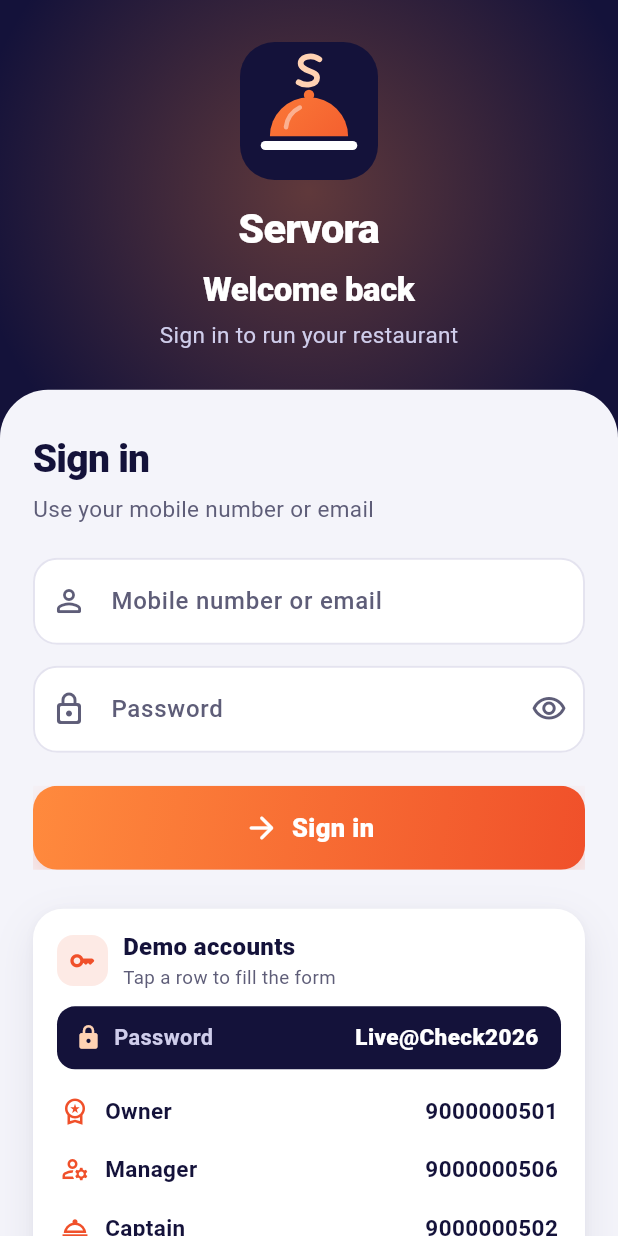
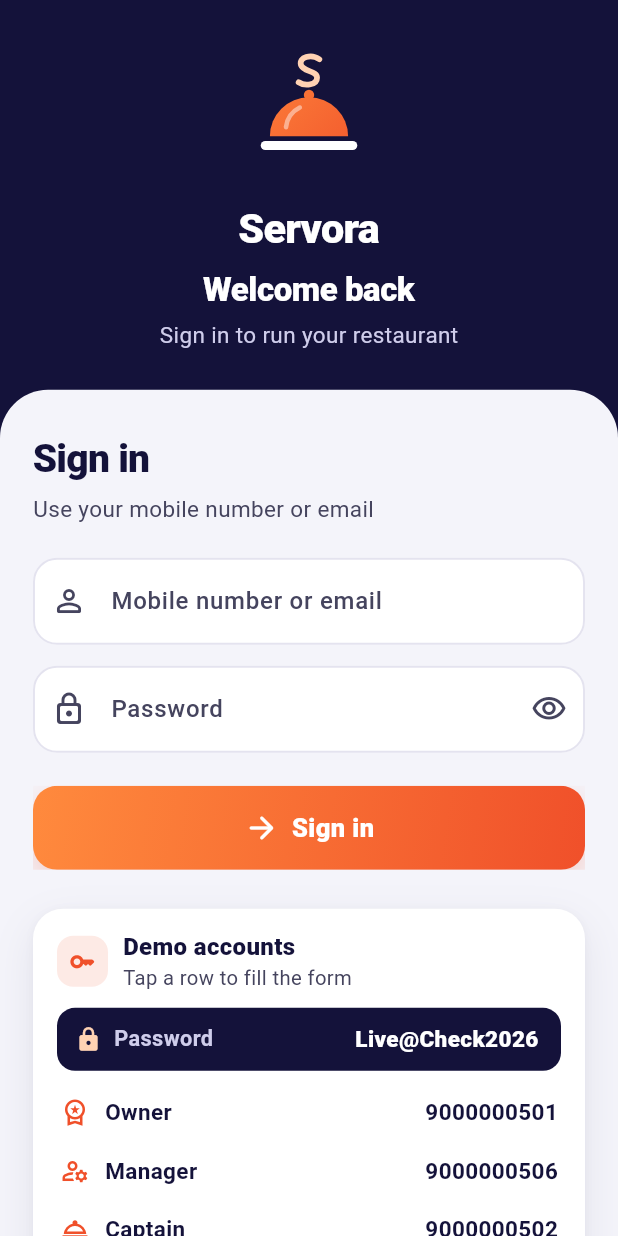
Before and after one commit to tinostechai-lgtm/hotelmanagement, a Flutter app: the screen it shows after launch, on a phone screen of 412 x 824 dp. Run offline on Flutter 3.47's test engine with Material 3 defaults, Android fonts, the phone set to English and light mode, and no system bars; our stand-ins replace geolocator, shared_preferences; missing offline and left inert: mobile_scanner, print_bluetooth_thermal.

Commit message:
Android app: readable everywhere + updates that actually install
Readability:
- Higher-contrast text: darker secondary grey, no 70%-white text, no text
  under 12-13px; pill labels use a dark shade of their colour
- Removed the glow and watermark icons that sat behind text on home/login
- Darker module tile gradients so white text stays legible in daylight
- Respect Android font size but cap it at 115% so layouts don't break;
  light theme forced and Android 'force dark' disabled (MIUI/Samsung)
- Order bar: 'Send KOT' / 'Bill' icon buttons no longer squeeze into
  vertical letters; kitchen timers show '1h 05m' instead of '65:00';
  station picker moved out of the title; short delivery stat labels;
  visible switch track when off

Installs:
- Every CI build is now signed with the same Servora key (was a new random
  key per build, so Android refused to update an installed app)

Co-Authored-By: Claude Opus 5.5 <noreply@anthropic.com>
Claude-Session: https://claude.ai/code/session_01Gr1tPfvvRgpgoyKRUkQf8U

```diff
--- a/mobile/lib/brand/theme.dart
+++ b/mobile/lib/brand/theme.dart
@@ -17,7 +17,7 @@ class Brand {
   static const Color info = Color(0xFF3B82F6);
   static const Color violet = Color(0xFF7C3AED);
   static const Color teal = Color(0xFF0EA5A4);
-  static const Color muted = Color(0xFF5E5D78);
+  static const Color muted = Color(0xFF45445E);
   static const Color line = Color(0xFFE4E3EF);
 
   static const LinearGradient gradient = LinearGradient(
@@ -74,7 +74,7 @@ ThemeData buildServoraTheme() {
         titleMedium: const TextStyle(fontSize: 16, fontWeight: FontWeight.w700, color: Brand.ink),
         bodyLarge: const TextStyle(fontSize: 16, color: Brand.ink),
         bodyMedium: const TextStyle(fontSize: 14.5, color: Brand.ink),
-        bodySmall: const TextStyle(fontSize: 12.5, color: Brand.muted),
+        bodySmall: const TextStyle(fontSize: 13.5, color: Brand.muted),
       );
   return base.copyWith(
     scaffoldBackgroundColor: Brand.background,
@@ -210,8 +210,9 @@ ThemeData buildServoraTheme() {
       textStyle: TextStyle(color: Brand.ink, fontSize: 15, fontWeight: FontWeight.w600),
     ),
     switchTheme: SwitchThemeData(
-      thumbColor: WidgetStateProperty.resolveWith((s) => s.contains(WidgetState.selected) ? Colors.white : null),
-      trackColor: WidgetStateProperty.resolveWith((s) => s.contains(WidgetState.selected) ? Brand.success : null),
+      thumbColor: WidgetStateProperty.resolveWith((s) => s.contains(WidgetState.selected) ? Colors.white : Brand.ink),
+      trackColor: WidgetStateProperty.resolveWith((s) => s.contains(WidgetState.selected) ? Brand.success : const Color(0xFFD9D8E8)),
+      trackOutlineColor: WidgetStateProperty.resolveWith((s) => s.contains(WidgetState.selected) ? Brand.success : Brand.ink),
     ),
     progressIndicatorTheme: const ProgressIndicatorThemeData(color: Brand.orangeDeep, linearTrackColor: Color(0x22F0502A)),
     snackBarTheme: const SnackBarThemeData(
--- a/mobile/lib/core/format.dart
+++ b/mobile/lib/core/format.dart
@@ -36,7 +36,8 @@ class Fmt {
   /// "04:37" style clock for KDS cards.
   static String clock(DateTime since, [DateTime? now]) {
     final d = (now ?? DateTime.now()).difference(since);
-    final m = d.inMinutes.clamp(0, 999);
+    if (d.inHours >= 1) return '${d.inHours}h ${(d.inMinutes % 60).toString().padLeft(2, '0')}m';
+    final m = d.inMinutes.clamp(0, 59);
     final s = (d.inSeconds % 60).clamp(0, 59);
     return '${m.toString().padLeft(2, '0')}:${s.toString().padLeft(2, '0')}';
   }
--- a/mobile/lib/main.dart
+++ b/mobile/lib/main.dart
@@ -89,6 +89,15 @@ class _ServoraAppState extends State<ServoraApp> {
       debugShowCheckedModeBanner: false,
       navigatorKey: rootNavigator,
       theme: buildServoraTheme(),
+      themeMode: ThemeMode.light, // one carefully tuned light theme, even when the phone is in dark mode
+      // Respect the phone's font size, but cap it so very large settings can't break layouts or clip text.
+      builder: (context, child) {
+        final mq = MediaQuery.of(context);
+        return MediaQuery(
+          data: mq.copyWith(textScaler: mq.textScaler.clamp(minScaleFactor: 1.0, maxScaleFactor: 1.15)),
+          child: child!,
+        );
+      },
       home: const SplashScreen(),
     );
   }
--- a/mobile/lib/screens/delivery_ops_screen.dart
+++ b/mobile/lib/screens/delivery_ops_screen.dart
@@ -131,18 +131,18 @@ class _DeliveryOpsScreenState extends State<DeliveryOpsScreen> {
         Padding(
           padding: const EdgeInsets.fromLTRB(12, 12, 12, 0),
           child: SizedBox(height: 108, child: Row(children: [
-            Expanded(child: StatCard(label: 'Active tasks', value: '${_tasks.length}', icon: Icons.inventory_2_outlined)),
+            Expanded(child: StatCard(label: 'Active', value: '${_tasks.length}', icon: Icons.inventory_2_outlined)),
             const SizedBox(width: 10),
             Expanded(
               child: StatCard(
-                label: 'Unassigned',
+                label: 'Waiting',
                 value: '${_tasks.where((t) => t.status == 'unassigned').length}',
                 icon: Icons.warning_amber,
                 highlight: _tasks.any((t) => t.status == 'unassigned'),
               ),
             ),
             const SizedBox(width: 10),
-            Expanded(child: StatCard(label: 'Riders online', value: '$online/${_riders.length}', icon: Icons.two_wheeler, color: Brand.teal)),
+            Expanded(child: StatCard(label: 'Riders', value: '$online/${_riders.length}', icon: Icons.two_wheeler, color: Brand.teal)),
           ])),
         ),
         if (_error != null) Padding(padding: const EdgeInsets.all(8), child: Text(_error!, style: const TextStyle(color: Brand.danger))),
--- a/mobile/lib/screens/login_screen.dart
+++ b/mobile/lib/screens/login_screen.dart
@@ -91,18 +91,6 @@ class _LoginScreenState extends State<LoginScreen> {
       child: Scaffold(
         backgroundColor: Brand.ink,
         body: Stack(children: [
-          // Ambient glow behind the logo
-          Positioned(
-            top: -h * 0.12,
-            left: -80,
-            right: -80,
-            child: Container(
-              height: h * 0.55,
-              decoration: BoxDecoration(
-                gradient: RadialGradient(colors: [Brand.orange.withOpacity(0.32), Brand.orange.withOpacity(0)]),
-              ),
-            ),
-          ),
           SafeArea(
             bottom: false,
             child: SingleChildScrollView(
@@ -208,7 +196,7 @@ class _LoginScreenState extends State<LoginScreen> {
               TextSpan(text: 'Tinos Software & Security Solutions LLP', style: TextStyle(fontWeight: FontWeight.w700, color: Brand.ink)),
             ]),
             textAlign: TextAlign.center,
-            style: TextStyle(color: Brand.muted, fontSize: 12),
+            style: TextStyle(color: Brand.muted, fontSize: 13),
           ),
         ],
       ),
@@ -227,7 +215,7 @@ class _LoginScreenState extends State<LoginScreen> {
           const Expanded(
             child: Column(crossAxisAlignment: CrossAxisAlignment.start, children: [
               Text('Demo accounts', style: TextStyle(fontSize: 16, fontWeight: FontWeight.w800, color: Brand.ink)),
-              Text('Tap a row to fill the form', style: TextStyle(fontSize: 12.5, color: Brand.muted)),
+              Text('Tap a row to fill the form', style: TextStyle(fontSize: 13.5, color: Brand.muted)),
             ]),
           ),
         ]),
--- a/mobile/lib/screens/payment_sheet.dart
+++ b/mobile/lib/screens/payment_sheet.dart
@@ -232,7 +232,7 @@ class _PaymentSheetState extends State<_PaymentSheet> {
               Expanded(
                 child: Column(crossAxisAlignment: CrossAxisAlignment.start, children: [
                   Text(widget.offline ? 'Estimated due (offline)' : 'Amount due',
-                      style: const TextStyle(color: Colors.white70, fontWeight: FontWeight.w600)),
+                      style: const TextStyle(color: Colors.white, fontWeight: FontWeight.w600)),
                   const SizedBox(height: 4),
                   Text(Fmt.money(due), style: const TextStyle(color: Colors.white, fontSize: 32, fontWeight: FontWeight.w900)),
                 ]),
--- a/mobile/lib/screens/printers_screen.dart
+++ b/mobile/lib/screens/printers_screen.dart
@@ -230,7 +230,7 @@ class _PrintersScreenState extends State<PrintersScreen> {
                   builder: (ctx) => AlertDialog(
                     title: Text(j.title.isEmpty ? 'Preview' : j.title),
                     content: SingleChildScrollView(
-                      child: Text(j.text, style: const TextStyle(fontFamily: 'monospace', fontSize: 12)),
+                      child: Text(j.text, style: const TextStyle(fontFamily: 'monospace', fontSize: 13)),
                     ),
                     actions: [TextButton(onPressed: () => Navigator.pop(ctx), child: const Text('Close'))],
                   ),
--- a/mobile/lib/screens/reports_screen.dart
+++ b/mobile/lib/screens/reports_screen.dart
@@ -259,7 +259,7 @@ class _Hourly extends StatelessWidget {
                     ),
                   ),
                   const SizedBox(height: 4),
-                  Text('$h', style: const TextStyle(fontSize: 10, color: Brand.muted)),
+                  Text('$h', style: const TextStyle(fontSize: 13, color: Brand.muted)),
                 ]),
               ),
             ),
--- a/mobile/lib/screens/rider_screen.dart
+++ b/mobile/lib/screens/rider_screen.dart
@@ -172,7 +172,7 @@ class _OnlineCard extends StatelessWidget {
               online
                   ? (service.lastPing != null ? 'Location shared ${Fmt.elapsed(service.lastPing)} ago' : 'Sharing location…')
                   : 'Go online to start receiving deliveries',
-              style: const TextStyle(color: Colors.white70),
+              style: const TextStyle(color: Colors.white),
             ),
           ]),
         ),
@@ -183,7 +183,7 @@ class _OnlineCard extends StatelessWidget {
                 child: Switch(
                   value: online,
                   activeColor: Colors.white,
-                  activeTrackColor: Colors.white38,
+                  activeTrackColor: Color(0xFFD8D7EE),
                   onChanged: onChanged,
                 ),
               ),
--- a/mobile/lib/screens/splash_screen.dart
+++ b/mobile/lib/screens/splash_screen.dart
@@ -144,7 +144,7 @@ class _SplashScreenState extends State<SplashScreen> with TickerProviderStateMix
                               TextSpan(text: 'Tinos Software & Security Solutions LLP', style: TextStyle(color: Brand.steam, fontWeight: FontWeight.w700)),
                             ]),
                             textAlign: TextAlign.center,
-                            style: TextStyle(color: Color(0xFFA3A2C2), fontSize: 12, height: 1.5),
+                            style: TextStyle(color: Color(0xFFA3A2C2), fontSize: 13, height: 1.5),
                           ),
                         ),
                       ),
@@ -166,7 +166,7 @@ class _SplashScreenState extends State<SplashScreen> with TickerProviderStateMix
           borderRadius: BorderRadius.circular(99),
           border: Border.all(color: Colors.white.withOpacity(0.16)),
         ),
-        child: Text(label, style: const TextStyle(color: Colors.white, fontSize: 12, fontWeight: FontWeight.w600)),
+        child: Text(label, style: const TextStyle(color: Colors.white, fontSize: 13, fontWeight: FontWeight.w600)),
       );
 }
 
--- a/mobile/lib/widgets/common.dart
+++ b/mobile/lib/widgets/common.dart
@@ -78,7 +78,7 @@ class Pill extends StatelessWidget {
       ),
       child: Text(
         text,
-        style: TextStyle(color: filled ? Colors.white : color, fontWeight: FontWeight.w700, fontSize: 12),
+        style: TextStyle(color: filled ? Colors.white : Color.lerp(color, Colors.black, 0.45), fontWeight: FontWeight.w800, fontSize: 13),
       ),
     );
   }
@@ -127,7 +127,7 @@ class StatCard extends StatelessWidget {
             Text(label,
                 maxLines: 1,
                 overflow: TextOverflow.ellipsis,
-                style: TextStyle(color: highlight ? Colors.white : Brand.muted, fontWeight: FontWeight.w700, fontSize: 12.5)),
+                style: TextStyle(color: highlight ? Colors.white : Brand.muted, fontWeight: FontWeight.w700, fontSize: 13.5)),
           ]),
         ],
       ),
--- a/mobile/lib/widgets/item_options_sheet.dart
+++ b/mobile/lib/widgets/item_options_sheet.dart
@@ -103,7 +103,7 @@ class _ItemOptionsSheetState extends State<_ItemOptionsSheet> {
                       g.name,
                       trailing: Text(
                         g.min > 0 ? 'Required${g.max > 0 ? ' · max ${g.max}' : ''}' : (g.max > 0 ? 'Up to ${g.max}' : 'Optional'),
-                        style: const TextStyle(color: Brand.muted, fontSize: 12),
+                        style: const TextStyle(color: Brand.muted, fontSize: 13),
                       ),
                     ),
                     Wrap(spacing: 8, runSpacing: 8, children: [
```
Also changed, not shown: mobile/lib/screens/home_screen.dart (+18 -32 lines), mobile/lib/screens/kds_screen.dart (+43 -23 lines), mobile/lib/screens/order_screen.dart (+53 -14 lines), mobile/lib/screens/tables_screen.dart (+4 -4 lines), 6 other files.
